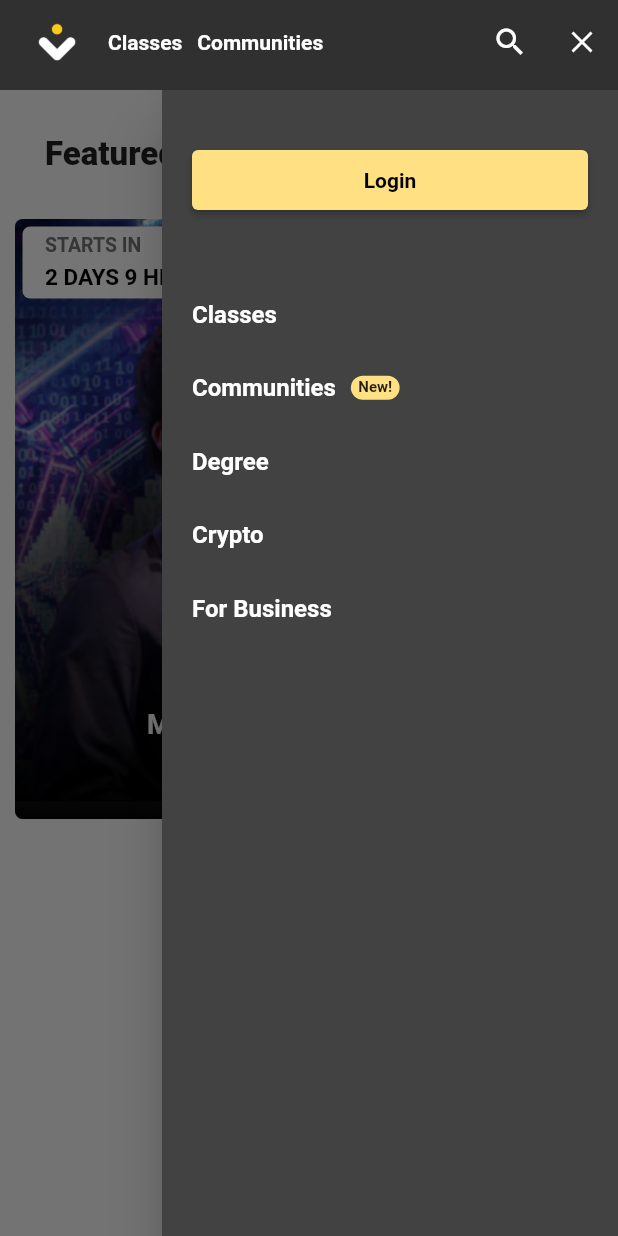
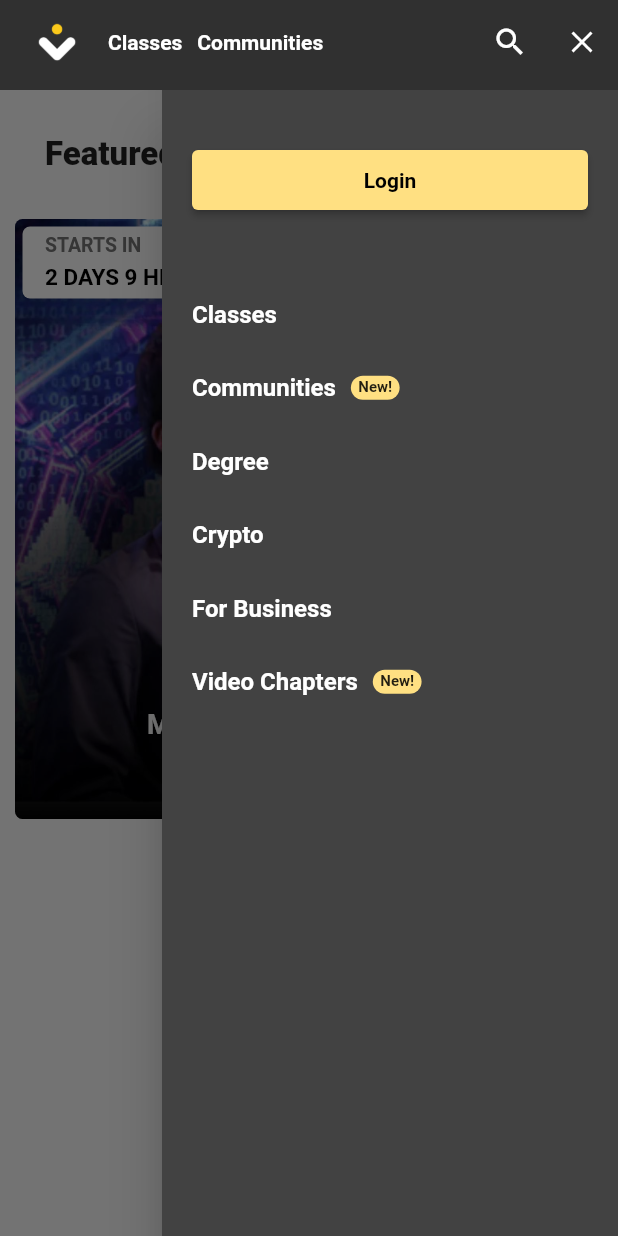
Before and after one commit to Bayan-Alramlawi/skill_showoff, a Flutter app: the screen it shows after launch, with the side drawer open, on a phone screen of 412 x 824 dp. Run offline on Flutter 3.47's test engine with Material 2 defaults, Android fonts, the phone set to English and light mode, and no system bars; our stand-ins replace video_player, youtube_player_flutter.

Commit message:
milestone 2 : video player chapters

```diff
--- a/lib/core/providers/main_provider/main_provider.dart
+++ b/lib/core/providers/main_provider/main_provider.dart
@@ -2,8 +2,8 @@ import 'package:flutter/material.dart';
 
 class MainProvider extends ChangeNotifier {
   final GlobalKey<ScaffoldState> scaffoldKey = GlobalKey<ScaffoldState>();
+  late BuildContext navContext;
   late AnimationController _animationController;
-
   AnimationController get animationController => _animationController;
 
   set setAnimationController(AnimationController value) {
--- a/lib/ui/course_details/components/vid_player.dart
+++ b/lib/ui/course_details/components/vid_player.dart
@@ -18,6 +18,7 @@ class _VidPlayerState extends State<VidPlayer> with SingleTickerProviderStateMix
 
   bool _playing = true;
   bool _mute = false;
+
   @override
   void initState() {
     super.initState();
--- a/lib/ui/home/components/end_drawer.dart
+++ b/lib/ui/home/components/end_drawer.dart
@@ -1,11 +1,15 @@
 import 'package:flutter/material.dart';
+import 'package:provider/provider.dart';
+import 'package:skill_showoff/core/providers/main_provider/main_provider.dart';
 import 'package:skill_showoff/core/utils/constants.dart';
+import 'package:skill_showoff/ui/video_chapters/video_chapters.dart';
 
 class EndDrawer extends StatelessWidget {
   const EndDrawer({Key? key}) : super(key: key);
 
   @override
   Widget build(BuildContext context) {
+    final mainProvider = Provider.of<MainProvider>(context);
     return Drawer(
       backgroundColor: Constants.bgColor,
       child: ListView(
@@ -88,6 +92,41 @@ class EndDrawer extends StatelessWidget {
             style: TextStyle(
                 fontWeight: FontWeight.w600, fontSize: 16, color: Colors.white),
           ),
+          const SizedBox(
+            height: 30,
+          ),
+          InkWell(
+            onTap: ()async{
+              Navigator.pop(context);
+              Navigator.of(mainProvider.navContext).popUntil((route) => route.isFirst);
+              await Future.delayed(const Duration(milliseconds: 200));
+              Navigator.push(mainProvider.navContext, MaterialPageRoute(builder: (context)=> const VideoPlayerChaptersScreen()));
+            },
+            child: Row(
+              children: [
+                const Text(
+                  "Video Chapters",
+                  style: TextStyle(
+                      fontWeight: FontWeight.w600,
+                      fontSize: 16,
+                      color: Colors.white),
+                ),
+                const SizedBox(
+                  width: 10,
+                ),
+                Container(
+                  padding: const EdgeInsets.symmetric(vertical: 2, horizontal: 5),
+                  decoration: BoxDecoration(
+                      borderRadius: BorderRadius.circular(Constants.borderRadius),
+                      color: Constants.primarySwatch),
+                  child: const Text(
+                    "New!",
+                    style: TextStyle(fontSize: 10, fontWeight: FontWeight.w700),
+                  ),
+                ),
+              ],
+            ),
+          ),
         ],
       ),
     );
--- a/lib/ui/home/home.dart
+++ b/lib/ui/home/home.dart
@@ -48,6 +48,7 @@ class Home extends StatelessWidget {
                     scrollDirection: Axis.horizontal,
                     itemCount: DummyData.courses.length,
                     itemBuilder: (context, index){
+                      mainProvider.navContext = context;
                       return CourseCard(course: DummyData.courses[index]);
                     },
                   ),
--- a/pubspec.yaml
+++ b/pubspec.yaml
@@ -16,6 +16,7 @@ dependencies:
   provider: ^6.0.2
   uuid: ^3.0.6
   video_player: ^2.3.0
+  youtube_player_flutter: ^8.0.0
 
 dev_dependencies:
   flutter_test:
```
Also changed, not shown: lib/ui/video_chapters/video_chapters.dart (added, +186 -0 lines), pubspec.lock, 1 other file.
